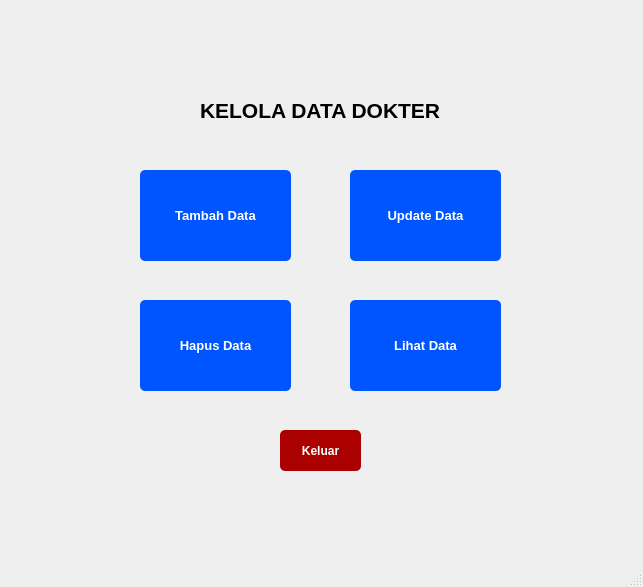
naylasalsdev-project/SudiKasusUAS, file kelola_dokter.ui: the form before one commit.
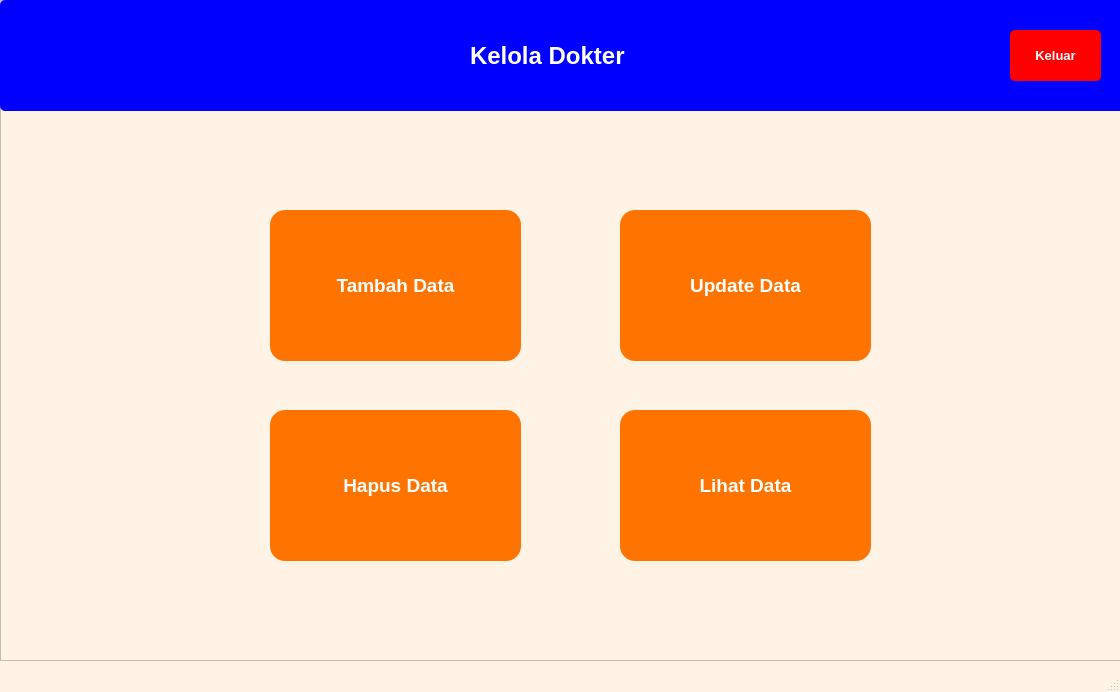
The form after the commit.

What changed in the file:
```diff
--- a/kelola_dokter.ui
+++ b/kelola_dokter.ui
@@ -6,175 +6,222 @@
    <rect>
     <x>0</x>
     <y>0</y>
-    <width>643</width>
-    <height>587</height>
+    <width>1120</width>
+    <height>692</height>
    </rect>
   </property>
   <property name="windowTitle">
    <string>MainWindow</string>
   </property>
+  <property name="styleSheet">
+   <string notr="true">QMainWindow {
+    background-color: rgb(255, 243, 229);          
+}</string>
+  </property>
   <widget class="QWidget" name="centralwidget">
-   <widget class="QLabel" name="label">
-    <property name="geometry">
-     <rect>
-      <x>200</x>
-      <y>90</y>
-      <width>261</width>
-      <height>41</height>
-     </rect>
-    </property>
-    <property name="font">
-     <font>
-      <pointsize>16</pointsize>
-      <weight>75</weight>
-      <bold>true</bold>
-     </font>
-    </property>
-    <property name="text">
-     <string>KELOLA DATA DOKTER</string>
-    </property>
-   </widget>
-   <widget class="QPushButton" name="pushButton_3">
+   <property name="styleSheet">
+    <string notr="true">QWidget {
+    background-color: rgb(255, 243, 229);          
+}</string>
+   </property>
+   <widget class="QFrame" name="frame">
     <property name="geometry">
      <rect>
-      <x>350</x>
-      <y>170</y>
-      <width>151</width>
-      <height>91</height>
+      <x>0</x>
+      <y>0</y>
+      <width>1121</width>
+      <height>661</height>
      </rect>
     </property>
-    <property name="font">
-     <font>
-      <pointsize>10</pointsize>
-      <weight>75</weight>
-      <bold>true</bold>
-     </font>
-    </property>
     <property name="styleSheet">
-     <string notr="true">QPushButton {
-    background-color: rgb(0, 85, 255);
-    color: white;
-    border-radius: 5px;   
-    padding: 6px;           
+     <string notr="true">QFrame {
+    background-color: rgb(255, 243, 229);          
 }</string>
     </property>
-    <property name="text">
-     <string>Update Data</string>
+    <property name="frameShape">
+     <enum>QFrame::StyledPanel</enum>
     </property>
-   </widget>
+    <property name="frameShadow">
+     <enum>QFrame::Raised</enum>
+    </property>
    <widget class="QPushButton" name="pushButton_2">
     <property name="geometry">
      <rect>
-      <x>140</x>
-      <y>170</y>
-      <width>151</width>
-      <height>91</height>
+       <x>620</x>
+       <y>210</y>
+       <width>251</width>
+       <height>151</height>
      </rect>
     </property>
     <property name="font">
      <font>
-      <pointsize>10</pointsize>
+       <pointsize>14</pointsize>
       <weight>75</weight>
       <bold>true</bold>
      </font>
     </property>
     <property name="styleSheet">
      <string notr="true">QPushButton {
-    background-color: rgb(0, 85, 255);
-    color: white;
-    border-radius: 5px;   
-    padding: 6px;           
-}</string>
+   background-color: rgb(255, 115, 1);
+   color: white;    
+   border-radius: 15px;   
+   padding: 6px;}</string>
+     </property>
+     <property name="text">
+      <string>Update Data</string>
+     </property>
+    </widget>
+    <widget class="QPushButton" name="pushButton">
+     <property name="geometry">
+      <rect>
+       <x>270</x>
+       <y>210</y>
+       <width>251</width>
+       <height>151</height>
+      </rect>
+     </property>
+     <property name="font">
+      <font>
+       <pointsize>14</pointsize>
+       <weight>75</weight>
+       <bold>true</bold>
+      </font>
+     </property>
+     <property name="styleSheet">
+      <string notr="true">QPushButton {
+   background-color: rgb(255, 115, 1);
+   color: white;    
+   border-radius: 15px;   
+   padding: 6px;}</string>
     </property>
     <property name="text">
      <string>Tambah Data</string>
     </property>
    </widget>
-   <widget class="QPushButton" name="pushButton_4">
+    <widget class="QPushButton" name="pushButton_3">
     <property name="geometry">
      <rect>
-      <x>140</x>
-      <y>300</y>
-      <width>151</width>
-      <height>91</height>
+       <x>270</x>
+       <y>410</y>
+       <width>251</width>
+       <height>151</height>
      </rect>
     </property>
     <property name="font">
      <font>
-      <pointsize>10</pointsize>
+       <pointsize>14</pointsize>
       <weight>75</weight>
       <bold>true</bold>
      </font>
     </property>
     <property name="styleSheet">
      <string notr="true">QPushButton {
-    background-color: rgb(0, 85, 255);
-    color: white;
-    border-radius: 5px;   
-    padding: 6px;           
-}</string>
+   background-color: rgb(255, 115, 1);
+   color: white;    
+   border-radius: 15px;   
+   padding: 6px;}</string>
     </property>
     <property name="text">
      <string>Hapus Data</string>
     </property>
    </widget>
-   <widget class="QPushButton" name="pushButton_5">
-    <property name="geometry">
-     <rect>
-      <x>350</x>
-      <y>300</y>
-      <width>151</width>
-      <height>91</height>
-     </rect>
-    </property>
-    <property name="font">
-     <font>
-      <pointsize>10</pointsize>
-      <weight>75</weight>
-      <bold>true</bold>
-     </font>
-    </property>
-    <property name="styleSheet">
-     <string notr="true">QPushButton {
-    background-color: rgb(0, 85, 255);
-    color: white;
-    border-radius: 5px;   
-    padding: 6px;           
-}</string>
-    </property>
-    <property name="text">
-     <string>Lihat Data</string>
-    </property>
-   </widget>
    <widget class="QPushButton" name="pushButton_6">
     <property name="geometry">
      <rect>
-      <x>280</x>
-      <y>430</y>
-      <width>81</width>
-      <height>41</height>
+       <x>620</x>
+       <y>410</y>
+       <width>251</width>
+       <height>151</height>
      </rect>
     </property>
     <property name="font">
      <font>
-      <pointsize>9</pointsize>
+       <pointsize>14</pointsize>
       <weight>75</weight>
       <bold>true</bold>
      </font>
     </property>
     <property name="styleSheet">
      <string notr="true">QPushButton {
-    background-color: rgb(170, 0, 0);
-    color: white;
-    border-radius: 5px;   
-    padding: 6px;           
+   background-color: rgb(255, 115, 1);
+   color: white;    
+   border-radius: 15px;   
+   padding: 6px;}</string>
+     </property>
+     <property name="text">
+      <string>Lihat Data</string>
+     </property>
+    </widget>
+    <widget class="QWidget" name="widget" native="true">
+     <property name="geometry">
+      <rect>
+       <x>0</x>
+       <y>0</y>
+       <width>1131</width>
+       <height>111</height>
+      </rect>
+     </property>
+     <property name="styleSheet">
+      <string notr="true">QWidget {
+    background-color: rgb(0, 0, 255);
+	border-radius: 5px        
 }</string>
+     </property>
+     <widget class="QLabel" name="label">
+      <property name="geometry">
+       <rect>
+        <x>470</x>
+        <y>30</y>
+        <width>211</width>
+        <height>51</height>
+       </rect>
+      </property>
+      <property name="font">
+       <font>
+        <pointsize>18</pointsize>
+        <weight>75</weight>
+        <bold>true</bold>
+       </font>
+      </property>
+      <property name="styleSheet">
+       <string notr="true">QLabel {
+	color : white
+	}</string>
+      </property>
+      <property name="text">
+       <string>Kelola Dokter</string>
+      </property>
+     </widget>
+     <widget class="QPushButton" name="pushButton_5">
+      <property name="geometry">
+       <rect>
+        <x>1010</x>
+        <y>30</y>
+        <width>91</width>
+        <height>51</height>
+       </rect>
+      </property>
+      <property name="font">
+       <font>
+        <pointsize>10</pointsize>
+        <weight>75</weight>
+        <bold>true</bold>
+       </font>
+      </property>
+      <property name="styleSheet">
+       <string notr="true">QPushButton {
+   background-color: rgb(255, 0, 0);
+   color: white;    
+   border-radius: 5px;   
+   padding: 6px;}</string>
     </property>
     <property name="text">
      <string>Keluar</string>
     </property>
    </widget>
   </widget>
+   </widget>
+  </widget>
   <widget class="QMenuBar" name="menubar">
    <property name="geometry">
     <rect>
```
Left out of the diff: 4 changed lines with no effect on the pictures. Lines whose indentation alone changed are shown as unchanged.
